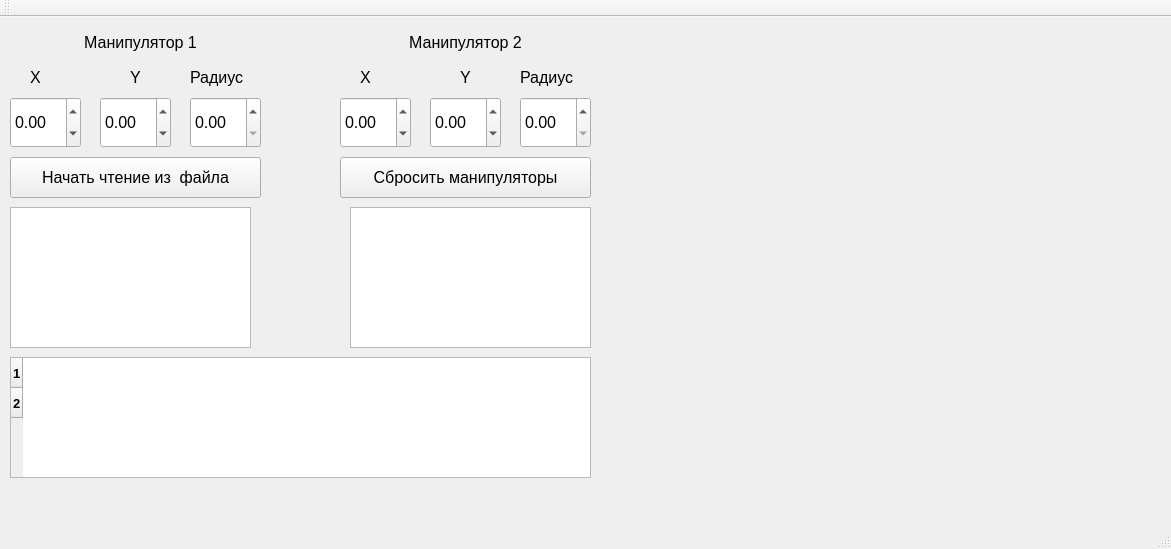
Above: mainwindow.ui from rsbtv/niiisk_exercise before the change. Below: the same form after it.
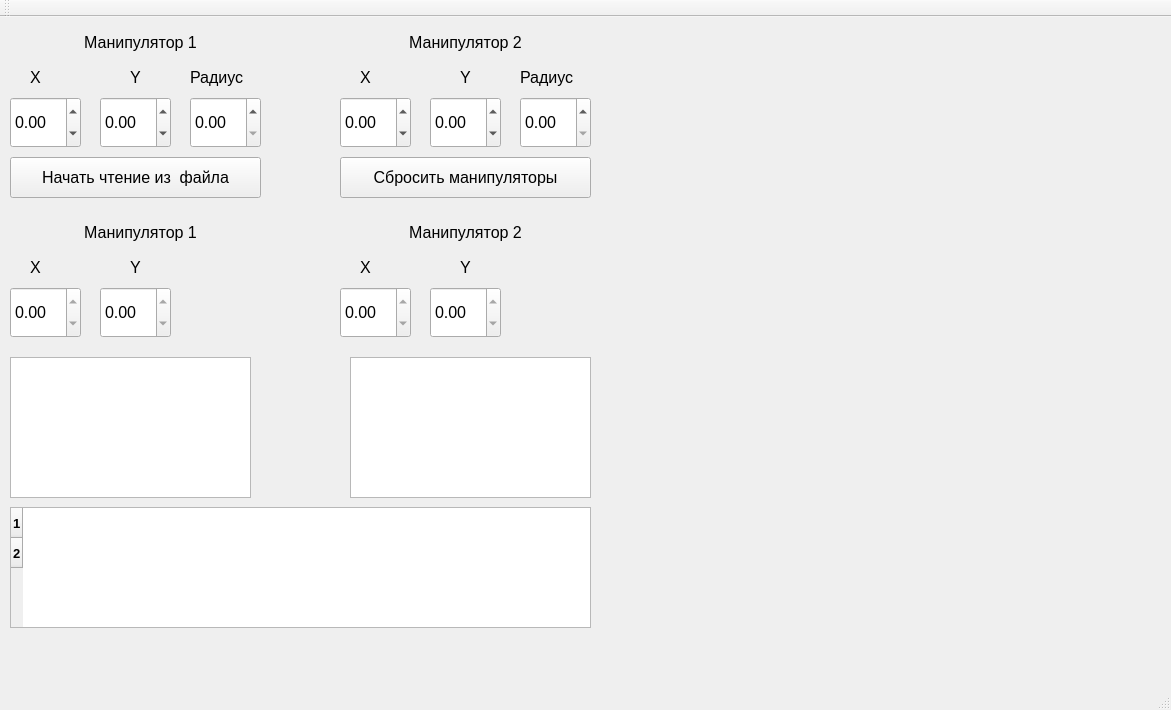
That is the form after the change. Custom widgets are drawn as their Qt base class.

The edit to the form file:
```diff
--- a/mainwindow.ui
+++ b/mainwindow.ui
@@ -7,7 +7,7 @@
     <x>0</x>
     <y>0</y>
     <width>1171</width>
-    <height>549</height>
+    <height>710</height>
    </rect>
   </property>
   <property name="windowTitle">
@@ -300,7 +300,7 @@
     <property name="geometry">
      <rect>
       <x>10</x>
-      <y>340</y>
+      <y>490</y>
       <width>581</width>
       <height>121</height>
      </rect>
@@ -328,7 +328,7 @@
     <property name="geometry">
      <rect>
       <x>350</x>
-      <y>190</y>
+      <y>340</y>
       <width>241</width>
       <height>141</height>
      </rect>
@@ -338,7 +338,7 @@
     <property name="geometry">
      <rect>
       <x>10</x>
-      <y>190</y>
+      <y>340</y>
       <width>241</width>
       <height>141</height>
      </rect>
@@ -372,6 +372,216 @@
      </rect>
     </property>
    </widget>
+   <widget class="QLabel" name="label_Y_2_read">
+    <property name="geometry">
+     <rect>
+      <x>460</x>
+      <y>240</y>
+      <width>16</width>
+      <height>21</height>
+     </rect>
+    </property>
+    <property name="font">
+     <font>
+      <pointsize>12</pointsize>
+     </font>
+    </property>
+    <property name="text">
+     <string>Y</string>
+    </property>
+   </widget>
+   <widget class="QLabel" name="label_Manipulator_2_read">
+    <property name="geometry">
+     <rect>
+      <x>340</x>
+      <y>200</y>
+      <width>251</width>
+      <height>31</height>
+     </rect>
+    </property>
+    <property name="font">
+     <font>
+      <pointsize>12</pointsize>
+     </font>
+    </property>
+    <property name="text">
+     <string>Манипулятор 2</string>
+    </property>
+    <property name="alignment">
+     <set>Qt::AlignCenter</set>
+    </property>
+   </widget>
+   <widget class="QDoubleSpinBox" name="doubleSpinBox_Y_2_read">
+    <property name="geometry">
+     <rect>
+      <x>430</x>
+      <y>270</y>
+      <width>71</width>
+      <height>51</height>
+     </rect>
+    </property>
+    <property name="font">
+     <font>
+      <pointsize>12</pointsize>
+     </font>
+    </property>
+    <property name="readOnly">
+     <bool>true</bool>
+    </property>
+    <property name="minimum">
+     <double>-100.000000000000000</double>
+    </property>
+    <property name="maximum">
+     <double>100.000000000000000</double>
+    </property>
+   </widget>
+   <widget class="QLabel" name="label_Manipulator_1_read">
+    <property name="geometry">
+     <rect>
+      <x>20</x>
+      <y>200</y>
+      <width>241</width>
+      <height>31</height>
+     </rect>
+    </property>
+    <property name="font">
+     <font>
+      <pointsize>12</pointsize>
+     </font>
+    </property>
+    <property name="text">
+     <string>Манипулятор 1</string>
+    </property>
+    <property name="alignment">
+     <set>Qt::AlignCenter</set>
+    </property>
+   </widget>
+   <widget class="QLabel" name="label_X_1_read">
+    <property name="geometry">
+     <rect>
+      <x>30</x>
+      <y>240</y>
+      <width>16</width>
+      <height>21</height>
+     </rect>
+    </property>
+    <property name="font">
+     <font>
+      <pointsize>12</pointsize>
+     </font>
+    </property>
+    <property name="text">
+     <string>X</string>
+    </property>
+   </widget>
+   <widget class="QLabel" name="label_Y_1_read">
+    <property name="geometry">
+     <rect>
+      <x>130</x>
+      <y>240</y>
+      <width>16</width>
+      <height>21</height>
+     </rect>
+    </property>
+    <property name="font">
+     <font>
+      <pointsize>12</pointsize>
+     </font>
+    </property>
+    <property name="text">
+     <string>Y</string>
+    </property>
+   </widget>
+   <widget class="QDoubleSpinBox" name="doubleSpinBox_X_2_read">
+    <property name="geometry">
+     <rect>
+      <x>340</x>
+      <y>270</y>
+      <width>71</width>
+      <height>51</height>
+     </rect>
+    </property>
+    <property name="font">
+     <font>
+      <pointsize>12</pointsize>
+     </font>
+    </property>
+    <property name="readOnly">
+     <bool>true</bool>
+    </property>
+    <property name="minimum">
+     <double>-100.000000000000000</double>
+    </property>
+    <property name="maximum">
+     <double>100.000000000000000</double>
+    </property>
+   </widget>
+   <widget class="QDoubleSpinBox" name="doubleSpinBox_X_1_read">
+    <property name="geometry">
+     <rect>
+      <x>10</x>
+      <y>270</y>
+      <width>71</width>
+      <height>51</height>
+     </rect>
+    </property>
+    <property name="font">
+     <font>
+      <pointsize>12</pointsize>
+     </font>
+    </property>
+    <property name="readOnly">
+     <bool>true</bool>
+    </property>
+    <property name="minimum">
+     <double>-100.000000000000000</double>
+    </property>
+    <property name="maximum">
+     <double>100.000000000000000</double>
+    </property>
+   </widget>
+   <widget class="QLabel" name="label_X_2_read">
+    <property name="geometry">
+     <rect>
+      <x>360</x>
+      <y>240</y>
+      <width>16</width>
+      <height>21</height>
+     </rect>
+    </property>
+    <property name="font">
+     <font>
+      <pointsize>12</pointsize>
+     </font>
+    </property>
+    <property name="text">
+     <string>X</string>
+    </property>
+   </widget>
+   <widget class="QDoubleSpinBox" name="doubleSpinBox_Y_1_read">
+    <property name="geometry">
+     <rect>
+      <x>100</x>
+      <y>270</y>
+      <width>71</width>
+      <height>51</height>
+     </rect>
+    </property>
+    <property name="font">
+     <font>
+      <pointsize>12</pointsize>
+     </font>
+    </property>
+    <property name="readOnly">
+     <bool>true</bool>
+    </property>
+    <property name="minimum">
+     <double>-100.000000000000000</double>
+    </property>
+    <property name="maximum">
+     <double>100.000000000000000</double>
+    </property>
+   </widget>
   </widget>
   <widget class="QMenuBar" name="menuBar">
    <property name="geometry">
```
